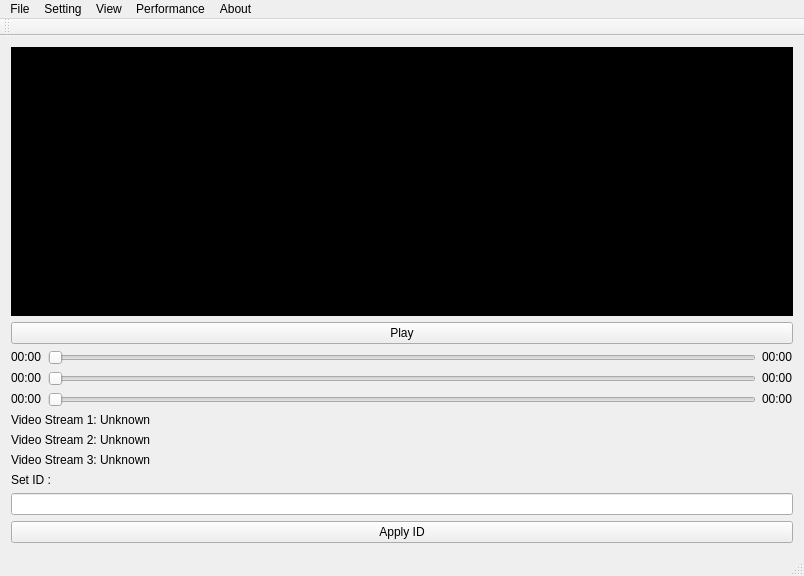
The window that lulusjuni/mainwindow.ui (hammashamzah/tugasakhir) describes before a commit, drawn with Qt 5.
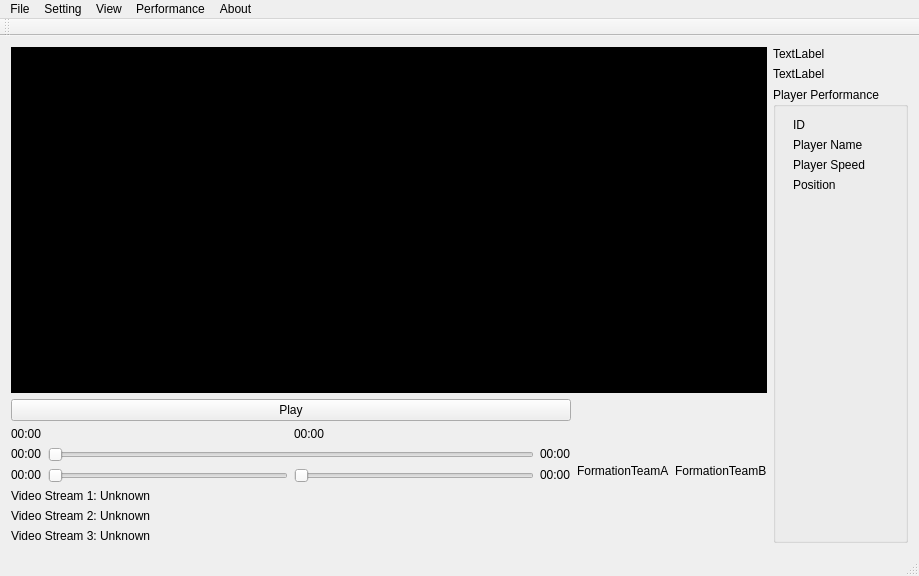
The same window after the commit. Custom widgets are drawn as their Qt base class.

```diff
--- a/lulusjuni/mainwindow.ui
+++ b/lulusjuni/mainwindow.ui
@@ -6,7 +6,7 @@
    <rect>
     <x>0</x>
     <y>0</y>
-    <width>804</width>
+    <width>919</width>
     <height>576</height>
    </rect>
   </property>
@@ -17,7 +17,11 @@
    <bool>false</bool>
   </property>
   <widget class="QWidget" name="centralWidget">
-   <layout class="QVBoxLayout" name="verticalLayout">
+   <layout class="QGridLayout" name="gridLayout">
+    <item row="0" column="0">
+     <layout class="QHBoxLayout" name="horizontalLayout_5">
+      <item>
+       <layout class="QVBoxLayout" name="verticalLayout_3">
     <item>
      <widget class="matDisplay" name="label_game_visual">
       <property name="enabled">
@@ -41,6 +45,10 @@
      </widget>
     </item>
     <item>
+         <layout class="QHBoxLayout" name="horizontalLayout_4">
+          <item>
+           <layout class="QVBoxLayout" name="verticalLayout">
+            <item>
      <widget class="QPushButton" name="pushButton_play">
       <property name="text">
        <string>Play</string>
@@ -62,13 +70,6 @@
         </property>
        </widget>
       </item>
-      <item>
-       <widget class="QSlider" name="time_slider_1">
-        <property name="orientation">
-         <enum>Qt::Horizontal</enum>
-        </property>
-       </widget>
-      </item>
       <item>
        <widget class="QLabel" name="max_time_1">
         <property name="sizePolicy">
@@ -143,6 +144,13 @@
         </property>
        </widget>
       </item>
+              <item>
+               <widget class="QSlider" name="time_slider_1">
+                <property name="orientation">
+                 <enum>Qt::Horizontal</enum>
+                </property>
+               </widget>
+              </item>
       <item>
        <widget class="QLabel" name="max_time_3">
         <property name="sizePolicy">
@@ -197,22 +205,112 @@
       </property>
      </widget>
     </item>
+           </layout>
+          </item>
+          <item>
+           <widget class="QLabel" name="label_formationTeamA">
+            <property name="text">
+             <string>FormationTeamA</string>
+            </property>
+           </widget>
+          </item>
+          <item>
+           <widget class="QLabel" name="label_formationTeamB">
+            <property name="layoutDirection">
+             <enum>Qt::LeftToRight</enum>
+            </property>
+            <property name="text">
+             <string>FormationTeamB</string>
+            </property>
+           </widget>
+          </item>
+         </layout>
+        </item>
+       </layout>
+      </item>
+      <item>
+       <layout class="QVBoxLayout" name="verticalLayout_2">
     <item>
      <widget class="QLabel" name="label">
       <property name="text">
-       <string>Set ID :</string>
+           <string>TextLabel</string>
       </property>
      </widget>
     </item>
     <item>
-     <widget class="QLineEdit" name="lineEdit_setIDplayer"/>
+         <widget class="QLabel" name="label_6">
+          <property name="text">
+           <string>TextLabel</string>
+          </property>
+         </widget>
     </item>
     <item>
-     <widget class="QPushButton" name="pushButton">
+         <widget class="QSplitter" name="splitter">
+          <property name="orientation">
+           <enum>Qt::Vertical</enum>
+          </property>
+          <widget class="QGroupBox" name="groupBox">
+           <property name="title">
+            <string>Player Performance</string>
+           </property>
+           <widget class="QLabel" name="label_2">
+            <property name="geometry">
+             <rect>
+              <x>20</x>
+              <y>30</y>
+              <width>59</width>
+              <height>15</height>
+             </rect>
+            </property>
       <property name="text">
-       <string>Apply ID</string>
-      </property>
-     </widget>
+             <string>ID</string>
+            </property>
+           </widget>
+           <widget class="QLabel" name="label_3">
+            <property name="geometry">
+             <rect>
+              <x>20</x>
+              <y>50</y>
+              <width>121</width>
+              <height>16</height>
+             </rect>
+            </property>
+            <property name="text">
+             <string>Player Name</string>
+            </property>
+           </widget>
+           <widget class="QLabel" name="label_4">
+            <property name="geometry">
+             <rect>
+              <x>20</x>
+              <y>70</y>
+              <width>121</width>
+              <height>16</height>
+             </rect>
+            </property>
+            <property name="text">
+             <string>Player Speed</string>
+            </property>
+           </widget>
+           <widget class="QLabel" name="label_5">
+            <property name="geometry">
+             <rect>
+              <x>20</x>
+              <y>90</y>
+              <width>59</width>
+              <height>15</height>
+             </rect>
+            </property>
+            <property name="text">
+             <string>Position</string>
+            </property>
+           </widget>
+          </widget>
+         </widget>
+        </item>
+       </layout>
+      </item>
+     </layout>
     </item>
    </layout>
   </widget>
@@ -221,7 +319,7 @@
     <rect>
      <x>0</x>
      <y>0</y>
-     <width>804</width>
+     <width>919</width>
      <height>21</height>
     </rect>
    </property>
```
Lines whose indentation alone changed are shown as unchanged.
